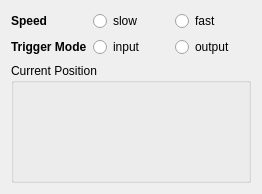
acq4/acq4, file acq4/devices/FilterWheel/FilterWheelTemplate.ui: the form before one commit.
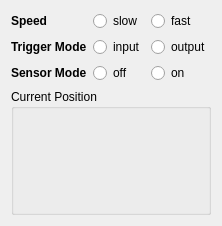
The form after the commit.

Commit message: added possibility to switch off sensors during idle periods of the wheel

What changed in the file:
```diff
--- a/acq4/devices/FilterWheel/FilterWheelTemplate.ui
+++ b/acq4/devices/FilterWheel/FilterWheelTemplate.ui
@@ -6,8 +6,8 @@
    <rect>
     <x>0</x>
     <y>0</y>
-    <width>262</width>
-    <height>194</height>
+    <width>207</width>
+    <height>226</height>
    </rect>
   </property>
   <property name="windowTitle">
@@ -80,7 +80,7 @@
      </attribute>
     </widget>
    </item>
-   <item row="2" column="0" colspan="3">
+   <item row="3" column="0" colspan="3">
     <widget class="QGroupBox" name="PositionGroup">
      <property name="title">
       <string>Current Position</string>
@@ -88,6 +88,33 @@
      <layout class="QGridLayout" name="PositionGridLayout"/>
     </widget>
    </item>
+   <item row="2" column="0">
+    <widget class="QLabel" name="label_2">
+     <property name="font">
+      <font>
+       <weight>75</weight>
+       <bold>true</bold>
+      </font>
+     </property>
+     <property name="text">
+      <string>Sensor Mode</string>
+     </property>
+    </widget>
+   </item>
+   <item row="2" column="1">
+    <widget class="QRadioButton" name="sensorOffButton">
+     <property name="text">
+      <string>off</string>
+     </property>
+    </widget>
+   </item>
+   <item row="2" column="2">
+    <widget class="QRadioButton" name="sensorOnButton">
+     <property name="text">
+      <string>on</string>
+     </property>
+    </widget>
+   </item>
   </layout>
  </widget>
  <resources/>
```
The commit also changes 4 other files.
